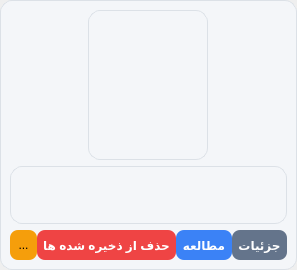
The window that booklibraryitem.ui (mozali1386-alt/Ketab_e_Man) describes before a commit, drawn with Qt 5.
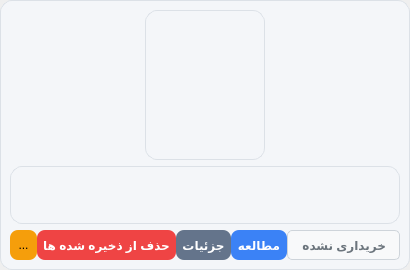
The same window after the commit.

Diff of the .ui file:
```diff
--- a/booklibraryitem.ui
+++ b/booklibraryitem.ui
@@ -6,7 +6,7 @@
    <rect>
     <x>0</x>
     <y>0</y>
-    <width>224</width>
+    <width>285</width>
     <height>270</height>
    </rect>
   </property>
@@ -155,6 +155,44 @@
           </property>
          </widget>
         </item>
+        <item>
+         <widget class="QPushButton" name="pushButton_details">
+          <property name="sizePolicy">
+           <sizepolicy hsizetype="Preferred" vsizetype="Fixed">
+            <horstretch>0</horstretch>
+            <verstretch>0</verstretch>
+           </sizepolicy>
+          </property>
+          <property name="minimumSize">
+           <size>
+            <width>0</width>
+            <height>30</height>
+           </size>
+          </property>
+          <property name="maximumSize">
+           <size>
+            <width>16777215</width>
+            <height>16777215</height>
+           </size>
+          </property>
+          <property name="styleSheet">
+           <string notr="true">QPushButton {
+    background-color: #64748B; /* رنگ خاکستری-سرمه‌ای شیک */
+    color: white;
+    border-radius: 8px; /* گوشه‌های گرد هماهنگ با بقیه بخش‌ها */
+    padding: 6px;
+    font-weight: bold;
+}
+
+QPushButton:hover {
+    background-color: #475569; /* تیره‌تر شدن هنگام هاور شدن موس */
+}</string>
+          </property>
+          <property name="text">
+           <string>جزئیات</string>
+          </property>
+         </widget>
+        </item>
         <item>
          <widget class="QPushButton" name="pushButton_study">
           <property name="sizePolicy">
@@ -194,7 +232,7 @@
          </widget>
         </item>
         <item>
-         <widget class="QPushButton" name="pushButton_details">
+         <widget class="QLabel" name="label">
           <property name="sizePolicy">
            <sizepolicy hsizetype="Preferred" vsizetype="Fixed">
             <horstretch>0</horstretch>
@@ -207,27 +245,19 @@
             <height>30</height>
            </size>
           </property>
-          <property name="maximumSize">
-           <size>
-            <width>16777215</width>
-            <height>16777215</height>
-           </size>
-          </property>
           <property name="styleSheet">
-           <string notr="true">QPushButton {
-    background-color: #64748B; /* رنگ خاکستری-سرمه‌ای شیک */
-    color: white;
-    border-radius: 8px; /* گوشه‌های گرد هماهنگ با بقیه بخش‌ها */
-    padding: 6px;
+           <string notr="true">QLabel {
+    background-color: #f8f9fa; /* پس‌زمینه خاکستری بسیار روشن (نزدیک به سفید) */
+    color: #6c757d;            /* رنگ متن سربی/خاکستری تیره */
+    border: 1px solid #ced4da; /* یک حاشیه نازک برای اینکه تخت و برچسب‌مانند شود */
+    border-radius: 5px;        /* گوشه‌های کمی گرد */
+    padding: 4px 10px;         /* فاصله‌گذاری داخلی */
+    font-family: &quot;Segoe UI&quot;, Tahoma, Arial;
     font-weight: bold;
-}
-
-QPushButton:hover {
-    background-color: #475569; /* تیره‌تر شدن هنگام هاور شدن موس */
 }</string>
           </property>
           <property name="text">
-           <string>جزئیات</string>
+           <string>خریداری نشده</string>
           </property>
          </widget>
         </item>
```
